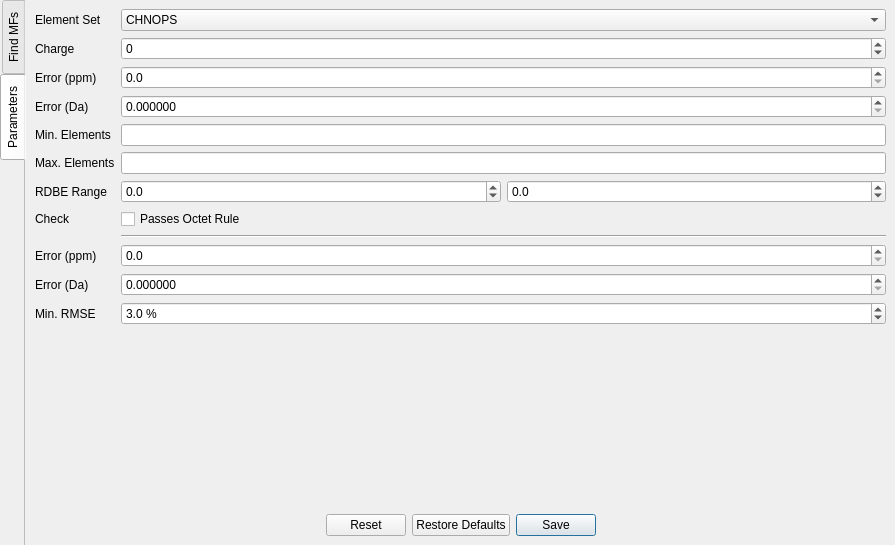
mhagar/MzKit, file gui/resources/FormulaFinderWindow.ui: the form before one commit.
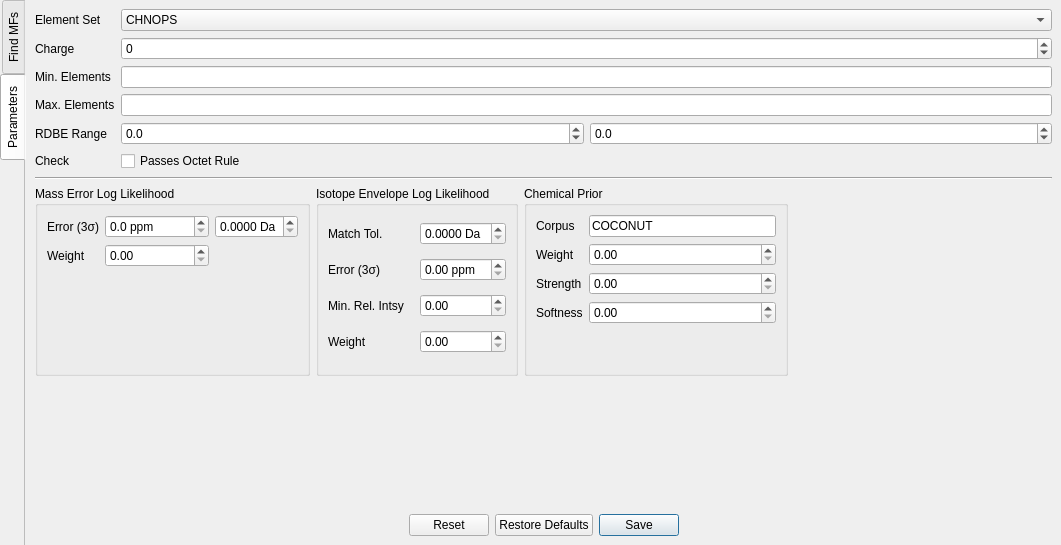
The form after the commit. The open tabs and pages were chosen to show the change. Custom widgets are drawn as their Qt base class.

Commit message: Update formula finding

```diff
--- a/gui/resources/FormulaFinderWindow.ui
+++ b/gui/resources/FormulaFinderWindow.ui
@@ -9,7 +9,7 @@
    <rect>
     <x>0</x>
     <y>0</y>
-    <width>895</width>
+    <width>1061</width>
     <height>545</height>
    </rect>
   </property>
@@ -337,73 +337,33 @@
               </widget>
              </item>
              <item row="2" column="0">
-              <widget class="QLabel" name="label_5">
-               <property name="text">
-                <string>Error (ppm)</string>
-               </property>
-              </widget>
-             </item>
-             <item row="2" column="1">
-              <widget class="QDoubleSpinBox" name="spinErrorPpm">
-               <property name="decimals">
-                <number>1</number>
-               </property>
-               <property name="maximum">
-                <double>999999.000000000000000</double>
-               </property>
-               <property name="singleStep">
-                <double>1.000000000000000</double>
-               </property>
-              </widget>
-             </item>
-             <item row="3" column="0">
-              <widget class="QLabel" name="label_6">
-               <property name="text">
-                <string>Error (Da)</string>
-               </property>
-              </widget>
-             </item>
-             <item row="3" column="1">
-              <widget class="QDoubleSpinBox" name="spinErrorDa">
-               <property name="decimals">
-                <number>6</number>
-               </property>
-               <property name="maximum">
-                <double>0.900000000000000</double>
-               </property>
-               <property name="singleStep">
-                <double>0.010000000000000</double>
-               </property>
-              </widget>
-             </item>
-             <item row="4" column="0">
               <widget class="QLabel" name="label_7">
                <property name="text">
                 <string>Min. Elements</string>
                </property>
               </widget>
              </item>
-             <item row="4" column="1">
+             <item row="2" column="1">
               <widget class="QLineEdit" name="lineMinCounts"/>
              </item>
-             <item row="5" column="0">
+             <item row="3" column="0">
               <widget class="QLabel" name="label_8">
                <property name="text">
                 <string>Max. Elements</string>
                </property>
               </widget>
              </item>
-             <item row="5" column="1">
+             <item row="3" column="1">
               <widget class="QLineEdit" name="lineMaxCounts"/>
              </item>
-             <item row="6" column="0">
+             <item row="4" column="0">
               <widget class="QLabel" name="label_9">
                <property name="text">
                 <string>RDBE Range</string>
                </property>
               </widget>
              </item>
-             <item row="6" column="1">
+             <item row="4" column="1">
               <layout class="QHBoxLayout" name="horizontalLayout_2">
                <item>
                 <widget class="QDoubleSpinBox" name="spinRDBEMin">
@@ -433,55 +393,159 @@
                </item>
               </layout>
              </item>
-             <item row="7" column="0">
+             <item row="5" column="0">
               <widget class="QLabel" name="label_10">
                <property name="text">
                 <string>Check</string>
                </property>
               </widget>
              </item>
-             <item row="7" column="1">
+             <item row="5" column="1">
               <widget class="QCheckBox" name="checkOctet">
                <property name="text">
                 <string>Passes Octet Rule</string>
                </property>
               </widget>
              </item>
-             <item row="8" column="1">
+            </layout>
+           </item>
+           <item>
               <widget class="Line" name="line">
                <property name="orientation">
                 <enum>Qt::Horizontal</enum>
                </property>
               </widget>
              </item>
-             <item row="9" column="0">
-              <widget class="QLabel" name="label_11">
+           <item>
+            <layout class="QHBoxLayout" name="horizontalLayout_4">
+             <property name="bottomMargin">
+              <number>0</number>
+             </property>
+             <item>
+              <widget class="QGroupBox" name="groupBox_2">
+               <property name="title">
+                <string>Mass Error Log Likelihood</string>
+               </property>
+               <layout class="QGridLayout" name="gridLayout_2">
+                <item row="1" column="1">
+                 <widget class="QDoubleSpinBox" name="spinMassErrorWeight"/>
+                </item>
+                <item row="0" column="0">
+                 <widget class="QLabel" name="label_17">
                <property name="text">
-                <string>Error (ppm)</string>
+                   <string>Error (3σ)</string>
                </property>
               </widget>
              </item>
-             <item row="9" column="1">
-              <widget class="QDoubleSpinBox" name="spinErrorPpmIsotopes">
+                <item row="0" column="2">
+                 <widget class="QDoubleSpinBox" name="spinMassErrorDa">
+                  <property name="suffix">
+                   <string> Da</string>
+                  </property>
+                  <property name="decimals">
+                   <number>4</number>
+                  </property>
+                  <property name="maximum">
+                   <double>0.900000000000000</double>
+                  </property>
+                  <property name="singleStep">
+                   <double>0.010000000000000</double>
+                  </property>
+                 </widget>
+                </item>
+                <item row="0" column="1">
+                 <widget class="QDoubleSpinBox" name="spinMassErrorPpm">
+                  <property name="suffix">
+                   <string> ppm</string>
+                  </property>
                <property name="decimals">
                 <number>1</number>
                </property>
                <property name="maximum">
                 <double>999999.000000000000000</double>
                </property>
-              </widget>
-             </item>
-             <item row="10" column="0">
+                  <property name="singleStep">
+                   <double>1.000000000000000</double>
+                  </property>
+                 </widget>
+                </item>
+                <item row="1" column="0">
+                 <widget class="QLabel" name="label_18">
+                  <property name="text">
+                   <string>Weight</string>
+                  </property>
+                 </widget>
+                </item>
+                <item row="2" column="0">
+                 <spacer name="verticalSpacer_2">
+                  <property name="orientation">
+                   <enum>Qt::Vertical</enum>
+                  </property>
+                  <property name="sizeHint" stdset="0">
+                   <size>
+                    <width>20</width>
+                    <height>40</height>
+                   </size>
+                  </property>
+                 </spacer>
+                </item>
+               </layout>
+              </widget>
+             </item>
+             <item>
+              <widget class="QGroupBox" name="groupBox">
+               <property name="title">
+                <string>Isotope Envelope Log Likelihood</string>
+               </property>
+               <layout class="QGridLayout" name="gridLayout">
+                <item row="2" column="1">
+                 <widget class="QDoubleSpinBox" name="spinIsotopeMinRelIntsy"/>
+                </item>
+                <item row="3" column="1">
+                 <widget class="QDoubleSpinBox" name="spinIsotopeWeight"/>
+                </item>
+                <item row="2" column="0">
+                 <widget class="QLabel" name="label_15">
+                  <property name="text">
+                   <string>Min. Rel. Intsy</string>
+                  </property>
+                 </widget>
+                </item>
+                <item row="3" column="0">
+                 <widget class="QLabel" name="label_16">
+                  <property name="text">
+                   <string>Weight</string>
+                  </property>
+                 </widget>
+                </item>
+                <item row="1" column="0">
               <widget class="QLabel" name="label_12">
                <property name="text">
-                <string>Error (Da)</string>
+                   <string>Error (3σ)</string>
                </property>
               </widget>
              </item>
-             <item row="10" column="1">
-              <widget class="QDoubleSpinBox" name="spinErrorDaIsotopes">
+                <item row="0" column="0">
+                 <widget class="QLabel" name="label_11">
+                  <property name="text">
+                   <string>Match Tol.</string>
+                  </property>
+                 </widget>
+                </item>
+                <item row="1" column="1">
+                 <widget class="QDoubleSpinBox" name="spinIsotopeErrorPpm">
+                  <property name="suffix">
+                   <string> ppm</string>
+                  </property>
+                 </widget>
+                </item>
+                <item row="0" column="1">
+                 <widget class="QDoubleSpinBox" name="spinIsotopeMatchTolDa">
+                  <property name="suffix">
+                   <string> Da</string>
+                  </property>
                <property name="decimals">
-                <number>6</number>
+                   <number>4</number>
                </property>
                <property name="maximum">
                 <double>0.900000000000000</double>
@@ -491,28 +555,97 @@
                </property>
               </widget>
              </item>
-             <item row="11" column="0">
+               </layout>
+              </widget>
+             </item>
+             <item>
+              <widget class="QGroupBox" name="groupBox_3">
+               <property name="title">
+                <string>Chemical Prior</string>
+               </property>
+               <layout class="QGridLayout" name="gridLayout_3">
+                <item row="0" column="1">
+                 <widget class="QLineEdit" name="lineEdit">
+                  <property name="enabled">
+                   <bool>true</bool>
+                  </property>
+                  <property name="text">
+                   <string>COCONUT</string>
+                  </property>
+                  <property name="readOnly">
+                   <bool>true</bool>
+                  </property>
+                 </widget>
+                </item>
+                <item row="4" column="0">
+                 <spacer name="verticalSpacer_3">
+                  <property name="orientation">
+                   <enum>Qt::Vertical</enum>
+                  </property>
+                  <property name="sizeHint" stdset="0">
+                   <size>
+                    <width>20</width>
+                    <height>40</height>
+                   </size>
+                  </property>
+                 </spacer>
+                </item>
+                <item row="2" column="0">
               <widget class="QLabel" name="label_13">
                <property name="text">
-                <string>Min. RMSE</string>
+                   <string>Strength</string>
                </property>
               </widget>
              </item>
-             <item row="11" column="1">
-              <widget class="QDoubleSpinBox" name="spinMinIsotopeRMSE">
-               <property name="suffix">
-                <string> %</string>
-               </property>
-               <property name="decimals">
-                <number>1</number>
-               </property>
-               <property name="singleStep">
-                <double>0.500000000000000</double>
-               </property>
-               <property name="value">
-                <double>3.000000000000000</double>
-               </property>
-              </widget>
+                <item row="1" column="1">
+                 <widget class="QDoubleSpinBox" name="spinChemPriorWeight">
+                  <property name="enabled">
+                   <bool>true</bool>
+                  </property>
+                 </widget>
+                </item>
+                <item row="1" column="0">
+                 <widget class="QLabel" name="label_5">
+                  <property name="text">
+                   <string>Weight</string>
+                  </property>
+                 </widget>
+                </item>
+                <item row="0" column="0">
+                 <widget class="QLabel" name="label_6">
+                  <property name="text">
+                   <string>Corpus</string>
+                  </property>
+                 </widget>
+                </item>
+                <item row="3" column="0">
+                 <widget class="QLabel" name="label_19">
+                  <property name="text">
+                   <string>Softness</string>
+                  </property>
+                 </widget>
+                </item>
+                <item row="2" column="1">
+                 <widget class="QDoubleSpinBox" name="spinChemPriorStrength"/>
+                </item>
+                <item row="3" column="1">
+                 <widget class="QDoubleSpinBox" name="spinChemPriorSoftness"/>
+                </item>
+               </layout>
+              </widget>
+             </item>
+             <item>
+              <spacer name="horizontalSpacer_3">
+               <property name="orientation">
+                <enum>Qt::Horizontal</enum>
+               </property>
+               <property name="sizeHint" stdset="0">
+                <size>
+                 <width>40</width>
+                 <height>20</height>
+                </size>
+               </property>
+              </spacer>
              </item>
             </layout>
            </item>
```
Left out of the diff: 13 changed lines with no effect on the pictures. Lines whose indentation alone changed are shown as unchanged. The commit also changes 8 other files.
